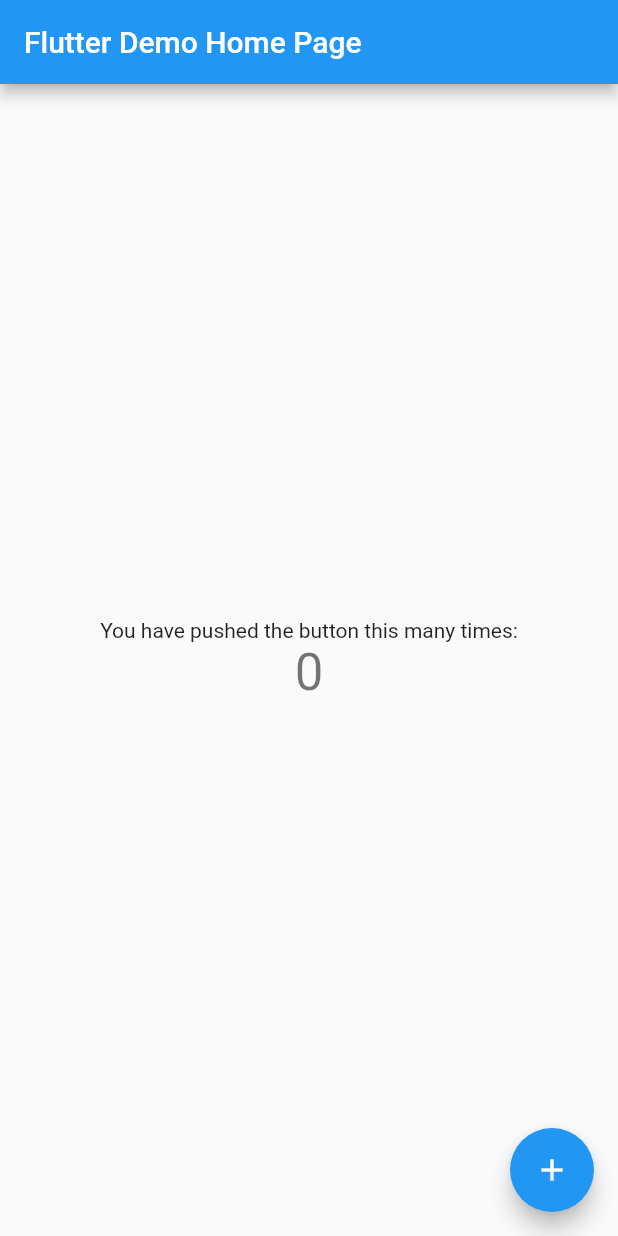
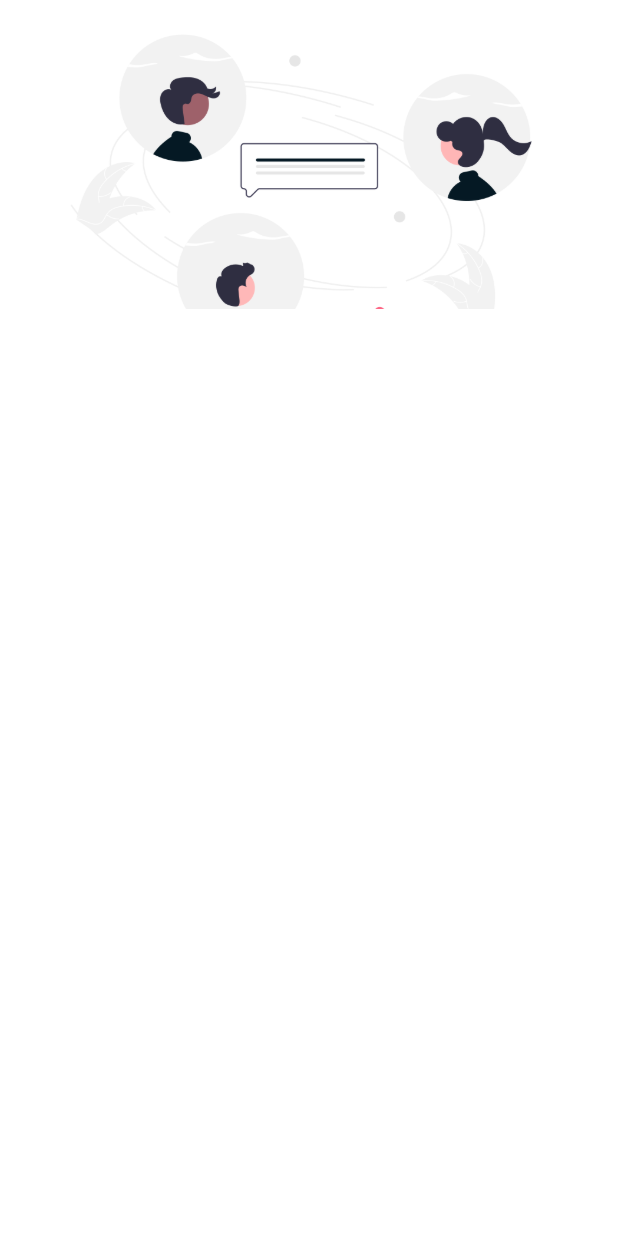
Before and after one commit to ahmadexe/Accord, a Flutter app: the screen it shows after launch, on a phone screen of 412 x 824 dp. Run offline on Flutter 3.47's test engine with Material 2 defaults, Android fonts, the phone set to English and light mode, and no system bars; our stand-ins replace firebase_core, get; accounts and stored records are empty.

Commit message:
Login Screen UI

```diff
--- a/lib/main.dart
+++ b/lib/main.dart
@@ -1,6 +1,8 @@
 import 'package:accord/firebase_options.dart';
+import 'package:accord/screens/login_screen.dart';
 import 'package:firebase_core/firebase_core.dart';
 import 'package:flutter/material.dart';
+import 'package:get/get.dart';
 
 void main() async {
   WidgetsFlutterBinding.ensureInitialized();
@@ -13,109 +15,10 @@
 class MyApp extends StatelessWidget {
   const MyApp({super.key});
 
-  // This widget is the root of your application.
   @override
   Widget build(BuildContext context) {
-    return MaterialApp(
-      title: 'Flutter Demo',
-      theme: ThemeData(
-        // This is the theme of your application.
-        //
-        // Try running your application with "flutter run". You'll see the
-        // application has a blue toolbar. Then, without quitting the app, try
-        // changing the primarySwatch below to Colors.green and then invoke
-        // "hot reload" (press "r" in the console where you ran "flutter run",
-        // or simply save your changes to "hot reload" in a Flutter IDE).
-        // Notice that the counter didn't reset back to zero; the application
-        // is not restarted.
-        primarySwatch: Colors.blue,
-      ),
-      home: const MyHomePage(title: 'Flutter Demo Home Page'),
+    return GetMaterialApp(
+      home: LoginScreen(),
     );
   }
 }
-
-class MyHomePage extends StatefulWidget {
-  const MyHomePage({super.key, required this.title});
-
-  // This widget is the home page of your application. It is stateful, meaning
-  // that it has a State object (defined below) that contains fields that affect
-  // how it looks.
-
-  // This class is the configuration for the state. It holds the values (in this
-  // case the title) provided by the parent (in this case the App widget) and
-  // used by the build method of the State. Fields in a Widget subclass are
-  // always marked "final".
-
-  final String title;
-
-  @override
-  State<MyHomePage> createState() => _MyHomePageState();
-}
-
-class _MyHomePageState extends State<MyHomePage> {
-  int _counter = 0;
-
-  void _incrementCounter() {
-    setState(() {
-      // This call to setState tells the Flutter framework that something has
-      // changed in this State, which causes it to rerun the build method below
-      // so that the display can reflect the updated values. If we changed
-      // _counter without calling setState(), then the build method would not be
-      // called again, and so nothing would appear to happen.
-      _counter++;
-    });
-  }
-
-  @override
-  Widget build(BuildContext context) {
-    // This method is rerun every time setState is called, for instance as done
-    // by the _incrementCounter method above.
-    //
-    // The Flutter framework has been optimized to make rerunning build methods
-    // fast, so that you can just rebuild anything that needs updating rather
-    // than having to individually change instances of widgets.
-    return Scaffold(
-      appBar: AppBar(
-        // Here we take the value from the MyHomePage object that was created by
-        // the App.build method, and use it to set our appbar title.
-        title: Text(widget.title),
-      ),
-      body: Center(
-        // Center is a layout widget. It takes a single child and positions it
-        // in the middle of the parent.
-        child: Column(
-          // Column is also a layout widget. It takes a list of children and
-          // arranges them vertically. By default, it sizes itself to fit its
-          // children horizontally, and tries to be as tall as its parent.
-          //
-          // Invoke "debug painting" (press "p" in the console, choose the
-          // "Toggle Debug Paint" action from the Flutter Inspector in Android
-          // Studio, or the "Toggle Debug Paint" command in Visual Studio Code)
-          // to see the wireframe for each widget.
-          //
-          // Column has various properties to control how it sizes itself and
-          // how it positions its children. Here we use mainAxisAlignment to
-          // center the children vertically; the main axis here is the vertical
-          // axis because Columns are vertical (the cross axis would be
-          // horizontal).
-          mainAxisAlignment: MainAxisAlignment.center,
-          children: <Widget>[
-            const Text(
-              'You have pushed the button this many times:',
-            ),
-            Text(
-              '$_counter',
-              style: Theme.of(context).textTheme.headline4,
-            ),
-          ],
-        ),
-      ),
-      floatingActionButton: FloatingActionButton(
-        onPressed: _incrementCounter,
-        tooltip: 'Increment',
-        child: const Icon(Icons.add),
-      ), // This trailing comma makes auto-formatting nicer for build methods.
-    );
-  }
-}
--- /dev/null
+++ b/lib/screens/login_screen.dart
@@ -0,0 +1,29 @@
+import 'package:flutter/material.dart';
+
+class LoginScreen extends StatelessWidget {
+  const LoginScreen({super.key});
+
+  @override
+  Widget build(BuildContext context) {
+    return SafeArea(
+      child: Scaffold(
+        backgroundColor: Colors.white,
+        resizeToAvoidBottomInset: false,
+        body: Column(
+          children: [
+            Container(
+              width: double.infinity,
+              height: MediaQuery.of(context).size.height * 0.25,
+              decoration: const BoxDecoration(
+                image: DecorationImage(
+                  image: AssetImage('assets/images/loginAccord.png'),
+                  fit: BoxFit.cover,
+                ),
+              ),
+            ),
+          ],
+        )
+      ),
+    );
+  }
+}
--- /dev/null
+++ b/lib/utils/colors.dart
@@ -0,0 +1,5 @@
+import 'package:flutter/material.dart';
+
+const backgroundColor = Color.fromRGBO(191, 215, 234,1);
+const primaryColor = Color.fromRGBO(5, 25, 36,1);
+const secondaryColor = Color.fromRGBO(242, 132, 130,1);
--- a/pubspec.yaml
+++ b/pubspec.yaml
@@ -67,8 +67,8 @@
   uses-material-design: true
 
   # To add assets to your application, add an assets section, like this:
-  # assets:
-  #   - images/a_dot_burr.jpeg
+  assets:
+    - assets/images/
   #   - images/a_dot_ham.jpeg
 
   # An image asset can refer to one or more resolution-specific "variants", see
```
Also changed, not shown: assets/images/loginAccord.png (added), assets/images/signupAccord.png (added), lib/screens/home_screen.dart (added).
